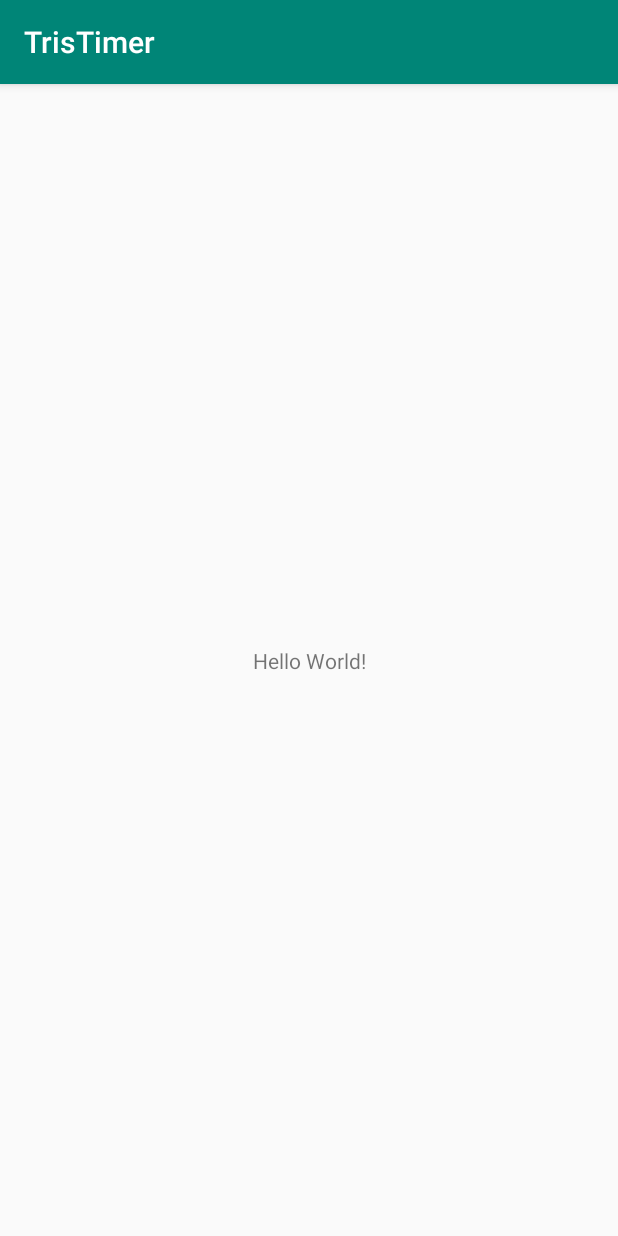
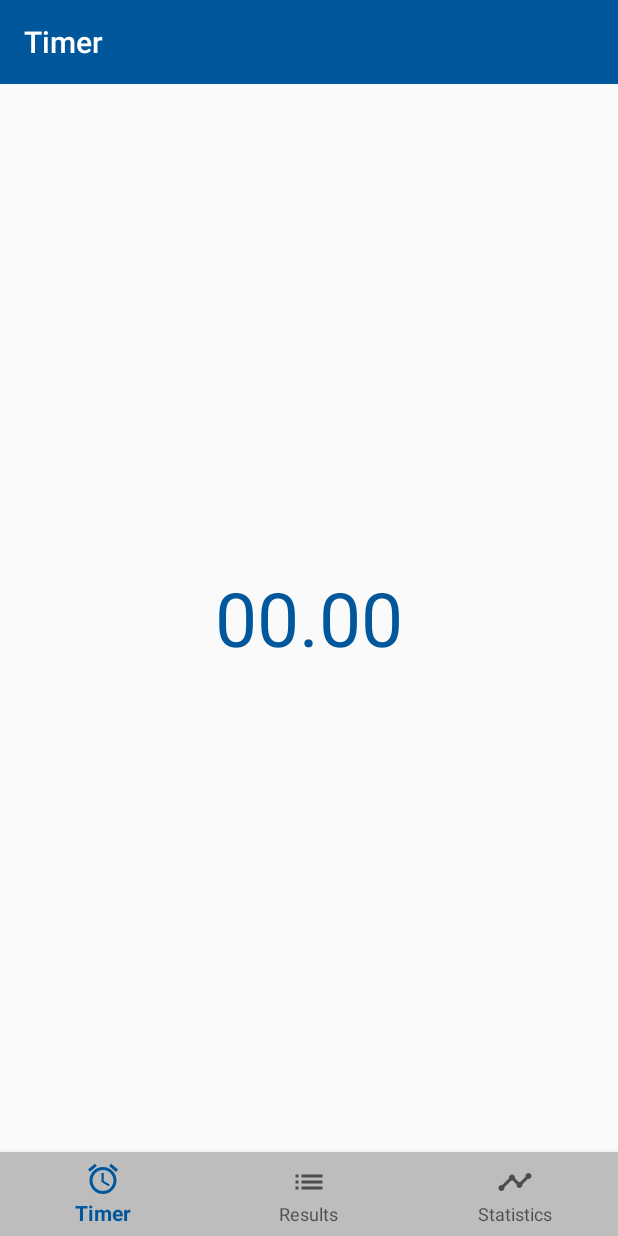
Before and after one commit to MaryMazel/TrisTimer, an Android app: the screen it shows after launch (MainActivity before the commit, NavigationActivity after it), on a phone screen of 412 x 824 dp. Run offline under Robolectric (Android 15) with nearby library versions, the phone set to English and light mode, and no system bars.

Commit message:
Fragments added, BottomNavigationView replaces fragments

```diff
--- a/app/build.gradle
+++ b/app/build.gradle
@@ -24,10 +24,14 @@ android {
 
 dependencies {
     implementation fileTree(dir: 'libs', include: ['*.jar'])
-    implementation"org.jetbrains.kotlin:kotlin-stdlib-jre7:$kotlin_version"
+    implementation "org.jetbrains.kotlin:kotlin-stdlib-jdk7:$kotlin_version"
     implementation 'com.android.support:appcompat-v7:27.1.1'
     implementation 'com.android.support.constraint:constraint-layout:1.1.2'
     testImplementation 'junit:junit:4.12'
     androidTestImplementation 'com.android.support.test:runner:1.0.2'
     androidTestImplementation 'com.android.support.test.espresso:espresso-core:3.0.2'
+    implementation 'com.android.support:appcompat-v7:27.1.1'
+    implementation 'com.android.support:design:27.1.1'
+    implementation 'com.android.support:recyclerview-v7:27.1.1'
+
 }
--- a/app/src/main/AndroidManifest.xml
+++ b/app/src/main/AndroidManifest.xml
@@ -9,7 +9,7 @@
         android:roundIcon="@mipmap/ic_launcher_round"
         android:supportsRtl="true"
         android:theme="@style/AppTheme">
-        <activity android:name=".MainActivity">
+        <activity android:name=".presentation.ui.screens.NavigationActivity">
             <intent-filter>
                 <action android:name="android.intent.action.MAIN" />
 
--- a/app/src/main/java/spryrocks/com/tristimer/MainActivity.kt
+++ /dev/null
@@ -1,12 +0,0 @@
-package spryrocks.com.tristimer
-
-import android.support.v7.app.AppCompatActivity
-import android.os.Bundle
-
-class MainActivity : AppCompatActivity() {
-
-    override fun onCreate(savedInstanceState: Bundle?) {
-        super.onCreate(savedInstanceState)
-        setContentView(R.layout.main_activity)
-    }
-}
--- /dev/null
+++ b/app/src/main/java/spryrocks/com/tristimer/presentation/ui/screens/NavigationActivity.kt
@@ -0,0 +1,54 @@
+package spryrocks.com.tristimer.presentation.ui.screens
+
+import android.support.v7.app.AppCompatActivity
+import android.os.Bundle
+import android.support.design.widget.BottomNavigationView
+import android.support.v4.app.Fragment
+import android.view.MenuItem
+import android.widget.FrameLayout
+import spryrocks.com.tristimer.R
+
+class NavigationActivity : AppCompatActivity() {
+    private var content: FrameLayout? = null
+
+    override fun onCreate(savedInstanceState: Bundle?) {
+        super.onCreate(savedInstanceState)
+        setContentView(R.layout.navigation_activity)
+
+        content = findViewById(R.id.content) as FrameLayout
+        val navigation = findViewById<BottomNavigationView>(R.id.navigation)
+        navigation.setOnNavigationItemSelectedListener(mOnNavigationItemSelectedListener)
+
+        val fragment = TimerFragment()
+        addFragment(fragment)
+    }
+
+    private val mOnNavigationItemSelectedListener = BottomNavigationView.OnNavigationItemSelectedListener { item ->
+        when (item.itemId) {
+            R.id.results_item -> {
+                val fragment = ResultsFragment()
+                addFragment(fragment)
+                return@OnNavigationItemSelectedListener true
+            }
+            R.id.statistics_item -> {
+                val fragment = StatisticsFragment()
+                addFragment(fragment)
+                return@OnNavigationItemSelectedListener true
+            }
+            R.id.timer_item -> {
+                val fragment = TimerFragment()
+                addFragment(fragment)
+                return@OnNavigationItemSelectedListener true
+            }
+        }
+        false
+    }
+
+    private fun addFragment(fragment: Fragment) {
+        supportFragmentManager
+                .beginTransaction()
+                .replace(R.id.content, fragment, null)
+                .addToBackStack(null)
+                .commit()
+    }
+}
--- /dev/null
+++ b/app/src/main/java/spryrocks/com/tristimer/presentation/ui/screens/TimerFragment.kt
@@ -0,0 +1,14 @@
+package spryrocks.com.tristimer.presentation.ui.screens
+
+import android.os.Bundle
+import android.support.v4.app.Fragment
+import android.view.LayoutInflater
+import android.view.View
+import android.view.ViewGroup
+import spryrocks.com.tristimer.R
+
+class TimerFragment : Fragment() {
+    override fun onCreateView(inflater: LayoutInflater, container: ViewGroup?, savedInstanceState: Bundle?): View? {
+        return inflater.inflate(R.layout.timer_fragment, container, false)
+    }
+}
--- /dev/null
+++ b/app/src/main/res/drawable/ic_access_alarm_black_24dp.xml
@@ -0,0 +1,9 @@
+<vector xmlns:android="http://schemas.android.com/apk/res/android"
+        android:width="24dp"
+        android:height="24dp"
+        android:viewportWidth="24.0"
+        android:viewportHeight="24.0">
+    <path
+        android:fillColor="#FF000000"
+        android:pathData="M22,5.72l-4.6,-3.86 -1.29,1.53 4.6,3.86L22,5.72zM7.88,3.39L6.6,1.86 2,5.71l1.29,1.53 4.59,-3.85zM12.5,8L11,8v6l4.75,2.85 0.75,-1.23 -4,-2.37L12.5,8zM12,4c-4.97,0 -9,4.03 -9,9s4.02,9 9,9c4.97,0 9,-4.03 9,-9s-4.03,-9 -9,-9zM12,20c-3.87,0 -7,-3.13 -7,-7s3.13,-7 7,-7 7,3.13 7,7 -3.13,7 -7,7z"/>
+</vector>
--- /dev/null
+++ b/app/src/main/res/drawable/ic_list_black_24dp.xml
@@ -0,0 +1,9 @@
+<vector xmlns:android="http://schemas.android.com/apk/res/android"
+        android:width="24dp"
+        android:height="24dp"
+        android:viewportWidth="24.0"
+        android:viewportHeight="24.0">
+    <path
+        android:fillColor="#FF000000"
+        android:pathData="M3,13h2v-2L3,11v2zM3,17h2v-2L3,15v2zM3,9h2L5,7L3,7v2zM7,13h14v-2L7,11v2zM7,17h14v-2L7,15v2zM7,7v2h14L21,7L7,7z"/>
+</vector>
--- /dev/null
+++ b/app/src/main/res/drawable/ic_timeline_black.xml
@@ -0,0 +1,9 @@
+<vector xmlns:android="http://schemas.android.com/apk/res/android"
+        android:width="24dp"
+        android:height="24dp"
+        android:viewportWidth="24.0"
+        android:viewportHeight="24.0">
+    <path
+        android:fillColor="#FF000000"
+        android:pathData="M23,8c0,1.1 -0.9,2 -2,2 -0.18,0 -0.35,-0.02 -0.51,-0.07l-3.56,3.55c0.05,0.16 0.07,0.34 0.07,0.52 0,1.1 -0.9,2 -2,2s-2,-0.9 -2,-2c0,-0.18 0.02,-0.36 0.07,-0.52l-2.55,-2.55c-0.16,0.05 -0.34,0.07 -0.52,0.07s-0.36,-0.02 -0.52,-0.07l-4.55,4.56c0.05,0.16 0.07,0.33 0.07,0.51 0,1.1 -0.9,2 -2,2s-2,-0.9 -2,-2 0.9,-2 2,-2c0.18,0 0.35,0.02 0.51,0.07l4.56,-4.55C8.02,9.36 8,9.18 8,9c0,-1.1 0.9,-2 2,-2s2,0.9 2,2c0,0.18 -0.02,0.36 -0.07,0.52l2.55,2.55c0.16,-0.05 0.34,-0.07 0.52,-0.07s0.36,0.02 0.52,0.07l3.55,-3.56C19.02,8.35 19,8.18 19,8c0,-1.1 0.9,-2 2,-2s2,0.9 2,2z"/>
+</vector>
--- a/app/src/main/res/layout/main_activity.xml
+++ /dev/null
@@ -1,18 +0,0 @@
-<?xml version="1.0" encoding="utf-8"?>
-<android.support.constraint.ConstraintLayout xmlns:android="http://schemas.android.com/apk/res/android"
-    xmlns:app="http://schemas.android.com/apk/res-auto"
-    xmlns:tools="http://schemas.android.com/tools"
-    android:layout_width="match_parent"
-    android:layout_height="match_parent"
-    tools:context=".MainActivity">
-
-    <TextView
-        android:layout_width="wrap_content"
-        android:layout_height="wrap_content"
-        android:text="Hello World!"
-        app:layout_constraintBottom_toBottomOf="parent"
-        app:layout_constraintLeft_toLeftOf="parent"
-        app:layout_constraintRight_toRightOf="parent"
-        app:layout_constraintTop_toTopOf="parent" />
-
-</android.support.constraint.ConstraintLayout>
--- /dev/null
+++ b/app/src/main/res/layout/navigation_activity.xml
@@ -0,0 +1,22 @@
+<LinearLayout xmlns:android="http://schemas.android.com/apk/res/android"
+    xmlns:app="http://schemas.android.com/apk/res-auto"
+    android:layout_width="match_parent"
+    android:layout_height="match_parent"
+    android:orientation="vertical">
+
+    <FrameLayout
+        android:id="@+id/content"
+        android:layout_width="match_parent"
+        android:layout_height="0dp"
+        android:layout_weight="1">
+    </FrameLayout>
+
+    <android.support.design.widget.BottomNavigationView
+        android:id="@+id/navigation"
+        android:layout_width="match_parent"
+        android:layout_height="56dp"
+        android:layout_gravity="bottom"
+        android:background="@color/nav_view"
+        app:menu="@menu/my_navigation_items" />
+
+</LinearLayout>
--- /dev/null
+++ b/app/src/main/res/layout/timer_fragment.xml
@@ -0,0 +1,34 @@
+<?xml version="1.0" encoding="utf-8"?>
+    <LinearLayout xmlns:android="http://schemas.android.com/apk/res/android"
+        android:layout_width="match_parent"
+        android:layout_height="match_parent"
+        xmlns:app="http://schemas.android.com/apk/res-auto"
+        android:orientation="vertical">
+
+        <android.support.v7.widget.Toolbar
+            android:id="@+id/toolbar_timer"
+            android:layout_width="match_parent"
+            android:layout_height="wrap_content"
+            android:background="@color/colorPrimary"
+            app:titleTextColor="@android:color/white"
+            app:title="@string/timer" />
+
+        <RelativeLayout
+            android:layout_width="match_parent"
+            android:layout_height="match_parent"
+            android:orientation="vertical">
+
+            <TextView
+                android:id="@+id/rest_timer"
+                android:layout_width="fill_parent"
+                android:layout_height="80dip"
+                android:layout_centerInParent="true"
+                android:gravity="center"
+                android:singleLine="true"
+                android:text="@string/time"
+                android:textColor="@color/colorPrimary"
+                android:textSize="50dp" />
+
+        </RelativeLayout>
+
+    </LinearLayout>
--- /dev/null
+++ b/app/src/main/res/menu/my_navigation_items.xml
@@ -0,0 +1,15 @@
+<?xml version="1.0" encoding="utf-8"?>
+<menu xmlns:android="http://schemas.android.com/apk/res/android">
+    <item
+        android:id="@+id/timer_item"
+        android:icon="@drawable/ic_access_alarm_black_24dp"
+        android:title="@string/timer" />
+    <item
+        android:id="@+id/results_item"
+        android:icon="@drawable/ic_list_black_24dp"
+        android:title="@string/results" />
+    <item
+        android:id="@+id/statistics_item"
+        android:icon="@drawable/ic_timeline_black"
+        android:title="@string/statistics" />
+</menu>
--- a/app/src/main/res/values/colors.xml
+++ b/app/src/main/res/values/colors.xml
@@ -1,6 +1,7 @@
 <?xml version="1.0" encoding="utf-8"?>
 <resources>
-    <color name="colorPrimary">#008577</color>
-    <color name="colorPrimaryDark">#00574B</color>
-    <color name="colorAccent">#D81B60</color>
+    <color name="colorPrimary">#01579b</color>
+    <color name="colorPrimaryDark">#1a237e</color>
+    <color name="colorAccent">#039be5</color>
+    <color name="nav_view">#bdbdbd</color>
 </resources>
--- a/app/src/main/res/values/strings.xml
+++ b/app/src/main/res/values/strings.xml
@@ -1,3 +1,18 @@
 <resources>
     <string name="app_name">TrisTimer</string>
+    <string name="statistics">Statistics</string>
+    <string name="timer">Timer</string>
+    <string name="results">Results</string>
+    <string name="time">00.00</string>
+    <string name="best">Best:</string>
+    <string name="worst">Worst:</string>
+    <string name="avg5">Avg of 5:</string>
+    <string name="best_avg5">Best avg of 5:</string>
+    <string name="avg12">Avg of 12:</string>
+    <string name="best_avg12">Best avg of 12:</string>
+    <string name="avg50">Avg of 50:</string>
+    <string name="best_avg50">Best avg of 50:</string>
+    <string name="avg100">Avg of 100:</string>
+    <string name="best_avg100">Best avg of 100:</string>
+    <string name="session_mean">Session mean:</string>
 </resources>
--- a/app/src/main/res/values/styles.xml
+++ b/app/src/main/res/values/styles.xml
@@ -1,7 +1,7 @@
 <resources>
 
     <!-- Base application theme. -->
-    <style name="AppTheme" parent="Theme.AppCompat.Light.DarkActionBar">
+    <style name="AppTheme" parent="Theme.AppCompat.Light.NoActionBar">
         <!-- Customize your theme here. -->
         <item name="colorPrimary">@color/colorPrimary</item>
         <item name="colorPrimaryDark">@color/colorPrimaryDark</item>
--- a/build.gradle
+++ b/build.gradle
@@ -1,7 +1,7 @@
 // Top-level build file where you can add configuration options common to all sub-projects/modules.
 
 buildscript {
-    ext.kotlin_version = '1.2.41'
+    ext.kotlin_version = '1.2.50'
     repositories {
         google()
         jcenter()
```
Also changed, not shown: app/src/main/java/spryrocks/com/tristimer/presentation/ui/screens/ResultsFragment.kt (added, +14 -0 lines), app/src/main/java/spryrocks/com/tristimer/presentation/ui/screens/StatisticsFragment.kt (added, +14 -0 lines), app/src/main/res/layout/results_fragment.xml (added, +25 -0 lines), app/src/main/res/layout/statistics_fragment.xml (added, +210 -0 lines).
